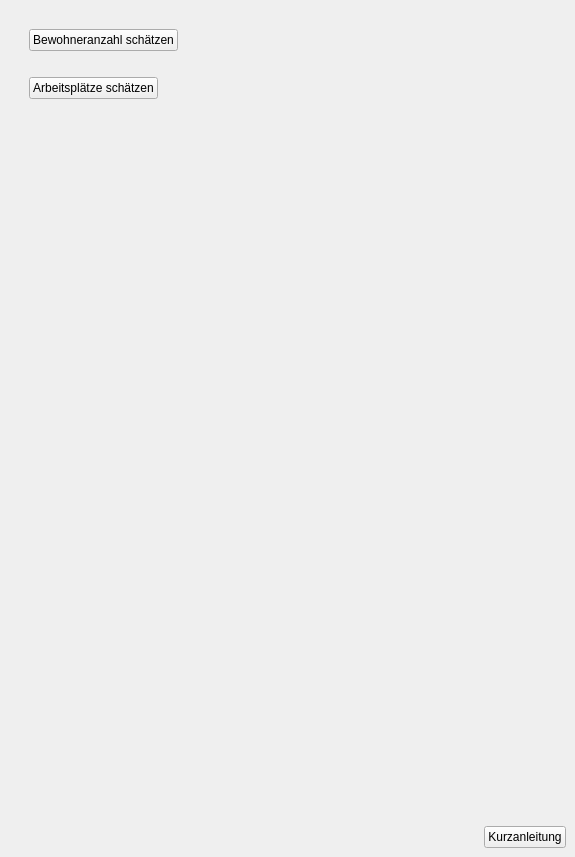
This is projektcheck/ui/ProjektCheck_dockwidget_analysis_01-BA.ui in projektcheck/ProjektCheck-QGIS as Qt 5 draws it before an edit. The edited form follows.
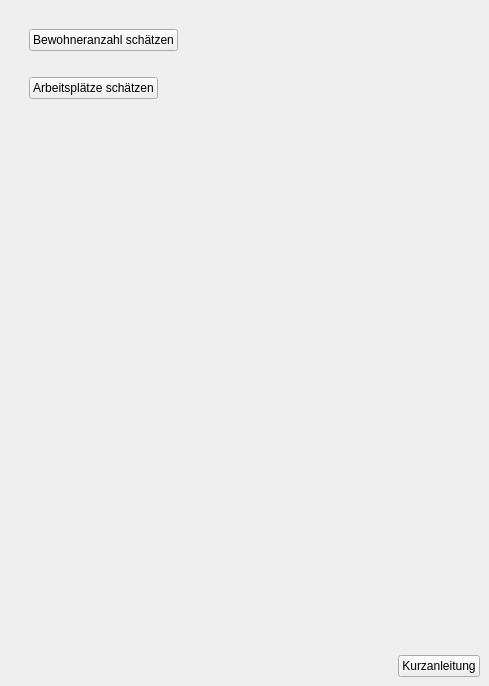
This is the edited form. Icons and pictures are not drawn.

Commit message: first efforts modifying QToolBox appearance (next tab directly subsequent to its predecessor). seriously, this seems to be a standoff! Began switching some visibility-buttons to recalculate-checkboxes ...

Patch:
```diff
--- a/projektcheck/ui/ProjektCheck_dockwidget_analysis_01-BA.ui
+++ b/projektcheck/ui/ProjektCheck_dockwidget_analysis_01-BA.ui
@@ -6,8 +6,8 @@
    <rect>
     <x>0</x>
     <y>0</y>
-    <width>575</width>
-    <height>857</height>
+    <width>489</width>
+    <height>686</height>
    </rect>
   </property>
   <property name="layoutDirection">
```
The commit also changes 7 other files.
